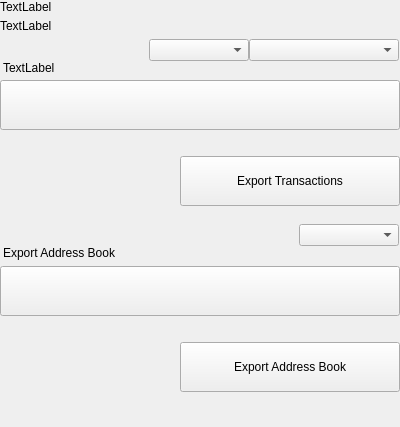
VitaeTeam/Vitae, file src/qt/vitae/settings/forms/settingsexportcsv.ui: the form before one commit.
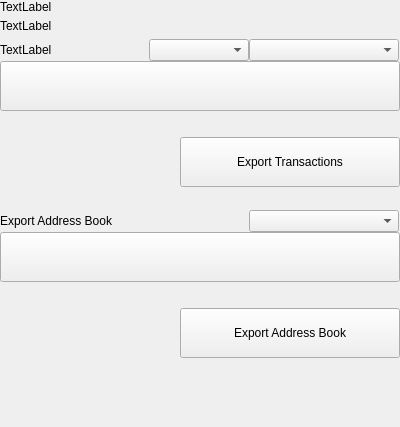
The form after the commit.

Commit message: [GUI] Export addressbook sending/receiving filter added.

The edit to the form file:
```diff
--- a/src/qt/vitae/settings/forms/settingsexportcsv.ui
+++ b/src/qt/vitae/settings/forms/settingsexportcsv.ui
@@ -91,6 +91,13 @@
            <property name="bottomMargin">
             <number>0</number>
            </property>
+           <item>
+            <widget class="QLabel" name="labelSubtitleLocation">
+             <property name="text">
+              <string>TextLabel</string>
+             </property>
+            </widget>
+           </item>
            <item>
             <spacer name="horizontalSpacer">
              <property name="orientation">
@@ -127,17 +134,6 @@
           </layout>
          </widget>
         </item>
-        <item>
-         <widget class="QLabel" name="labelSubtitleLocation">
-          <property name="styleSheet">
-           <string notr="true">padding-bottom:5px;
-padding-left:0px;</string>
-          </property>
-          <property name="text">
-           <string>TextLabel</string>
-          </property>
-         </widget>
-        </item>
         <item>
          <widget class="QPushButton" name="pushButtonDocuments">
           <property name="minimumSize">
@@ -255,6 +251,22 @@
         </property>
        </widget>
       </item>
+      <item>
+       <spacer name="verticalSpacer_3">
+        <property name="orientation">
+         <enum>Qt::Vertical</enum>
+        </property>
+        <property name="sizeType">
+         <enum>QSizePolicy::Minimum</enum>
+        </property>
+        <property name="sizeHint" stdset="0">
+         <size>
+          <width>20</width>
+          <height>5</height>
+         </size>
+        </property>
+       </spacer>
+      </item>
       <item>
        <layout class="QVBoxLayout" name="verticalLayoutAddressesExport">
         <property name="spacing">
@@ -278,6 +290,13 @@
            <property name="bottomMargin">
             <number>0</number>
            </property>
+           <item>
+            <widget class="QLabel" name="labelSubtitleLocationAddress">
+             <property name="text">
+              <string>Export Address Book</string>
+             </property>
+            </widget>
+           </item>
            <item>
             <spacer name="horizontalSpacer">
              <property name="orientation">
@@ -295,7 +314,7 @@
             <widget class="QComboBox" name="comboBoxSortAddressType">
              <property name="minimumSize">
               <size>
-               <width>100</width>
+               <width>150</width>
                <height>0</height>
               </size>
              </property>
@@ -304,17 +323,6 @@
           </layout>
          </widget>
         </item>
-        <item>
-         <widget class="QLabel" name="labelSubtitleLocationAddress">
-          <property name="styleSheet">
-           <string notr="true">padding-bottom:6px;
-padding-left:0px;</string>
-          </property>
-          <property name="text">
-           <string>Export Address Book</string>
-          </property>
-         </widget>
-        </item>
         <item>
          <widget class="QPushButton" name="pushButtonAddressDocuments">
           <property name="minimumSize">
```
The commit also changes 4 other files.
